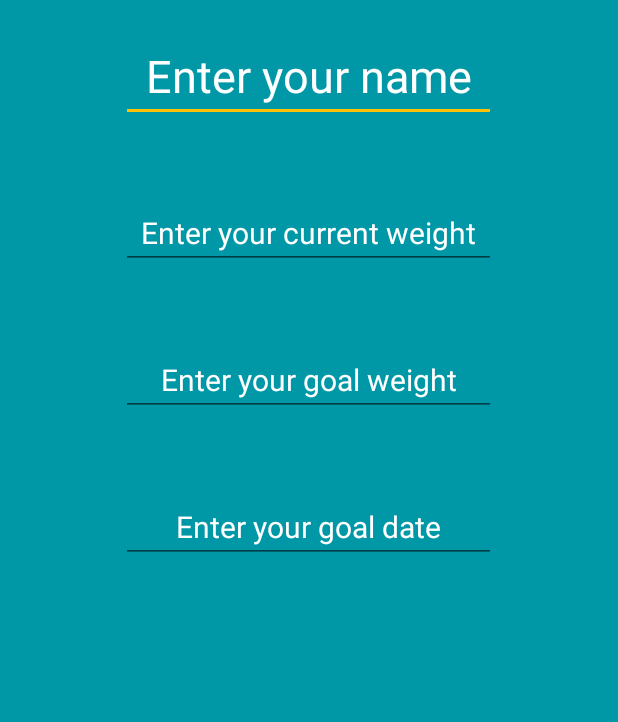
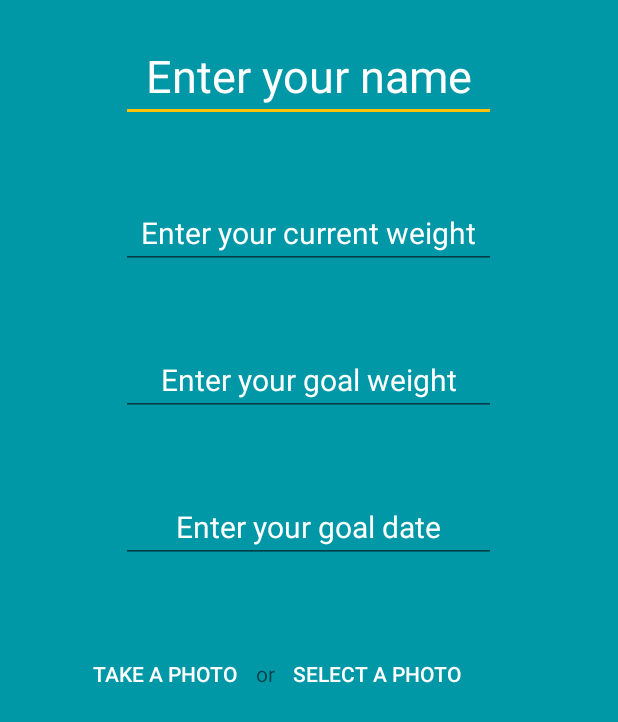
Before and after one commit to Stahlisen/treightapp_light, an Android app: the layout wizard_dataentry_activity.xml on its own in the app's theme, with its tools: preview values and no code run, on a phone screen of 412 x 824 dp. Shown: the top 722 px of the screen. Run offline under Robolectric (Android 15) with nearby library versions, the phone set to English and light mode, and no system bars.

Commit message:
add activity to enter data in wizard

```diff
--- a/app/src/main/java/Introwizard/WizardDataEntry.java
+++ b/app/src/main/java/Introwizard/WizardDataEntry.java
@@ -2,6 +2,7 @@ package Introwizard;
 
 import android.os.Bundle;
 import android.support.v7.app.AppCompatActivity;
+import android.widget.EditText;
 
 import com.example.myfitnessjourney.Controller.R;
 
@@ -9,12 +10,25 @@ import com.example.myfitnessjourney.Controller.R;
  * Created by fst on 2016-02-26.
  */
 public class WizardDataEntry extends AppCompatActivity{
+    EditText mEditName;
+    EditText mEditCurrentWeight;
+    EditText mEditGoalWeight;
+    EditText mEditGoalDate;
+
 
 
     @Override
     protected void onCreate(Bundle savedInstanceState) {
         super.onCreate(savedInstanceState);
-        setContentView(R.layout.wizard_vp_layout);
+        setContentView(R.layout.wizard_dataentry_activity);
+
+        mEditName = (EditText) findViewById(R.id.edit_enter_name);
+        mEditCurrentWeight = (EditText) findViewById(R.id.edit_enter_current_weight);
+        mEditGoalWeight = (EditText) findViewById(R.id.edit_enter_goal_weight);
+        mEditGoalDate = (EditText) findViewById(R.id.edit_enter_goal_date);
+
+
+
 
     }
 }
--- a/app/src/main/res/layout/wizard_dataentry_activity.xml
+++ b/app/src/main/res/layout/wizard_dataentry_activity.xml
@@ -63,6 +63,38 @@
         android:gravity="center"
         android:textSize="20dp"/>
 
+    <Button
+        android:id="@+id/button_takePhoto"
+        android:layout_width="wrap_content"
+        android:layout_height="wrap_content"
+        android:layout_below="@id/edit_enter_goal_date"
+        android:layout_marginTop="50dp"
+        android:layout_marginLeft="50dp"
+        android:text="TAKE A PHOTO"
+        android:textColor="@color/text_white"
+        style="?android:attr/borderlessButtonStyle"
+        />
 
+    <TextView
+        android:id="@+id/text_or"
+        android:layout_width="wrap_content"
+        android:layout_height="wrap_content"
+        android:text="or"
+        android:layout_toRightOf="@id/button_takePhoto"
+        android:layout_below="@id/edit_enter_goal_date"
+        android:layout_alignBaseline="@id/button_takePhoto"
+        />
+
+    <Button
+        android:id="@+id/button_selectPhoto"
+        android:layout_width="wrap_content"
+        android:layout_height="wrap_content"
+        android:layout_below="@id/edit_enter_goal_date"
+        android:layout_marginTop="50dp"
+        android:layout_toRightOf="@id/text_or"
+        android:text="SELECT A PHOTO"
+        android:textColor="@color/text_white"
+        style="?android:attr/borderlessButtonStyle"
+        />
 
 </RelativeLayout>
```
